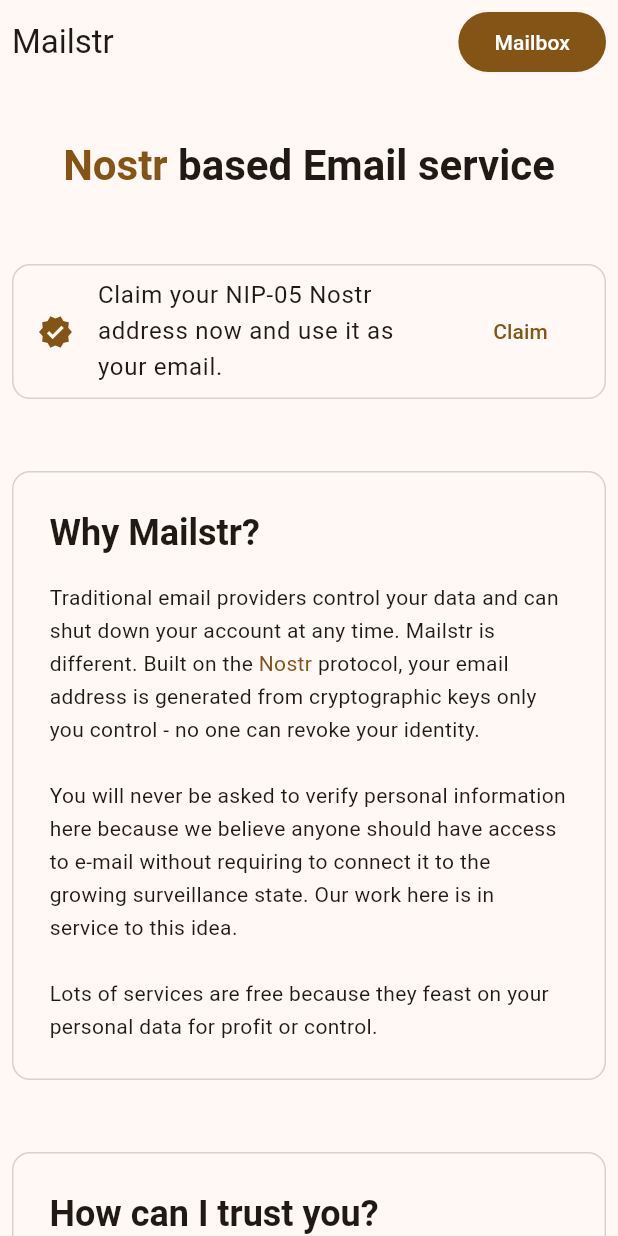
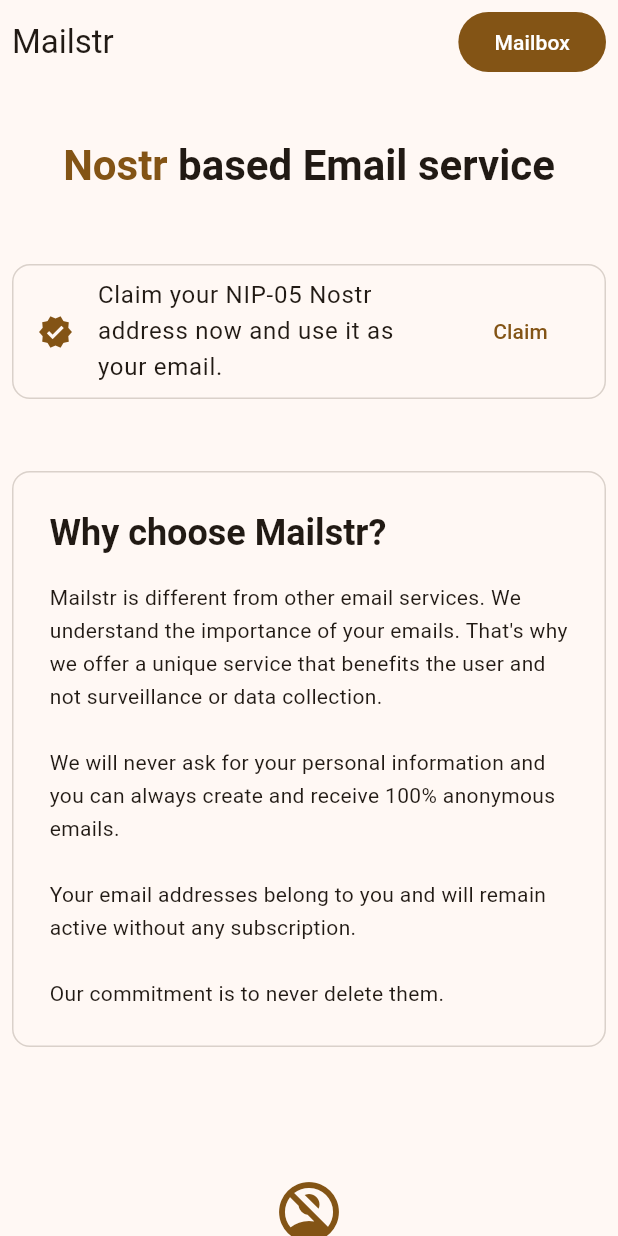
Before and after one commit to nogringo/mailstr, a Flutter app: the screen it shows after launch, on a phone screen of 412 x 824 dp. Run offline on Flutter 3.47's test engine with Material 3 defaults, Android fonts, the phone set to English and light mode, and no system bars; drawn by our look-alikes of toastification; our stand-ins replace flutter_svg, get, get_storage, google_fonts, sembast, sembast_web; missing offline and left inert: ndk, ndk_ui, nip01, nip19, sembast_cache_manager; statements that could not run were skipped.

Commit message:
new translations

```diff
--- a/lib/l10n/app_localizations.dart
+++ b/lib/l10n/app_localizations.dart
@@ -849,6 +849,84 @@
   /// In en, this message translates to:
   /// **'Transparent and auditable'**
   String get openSourceClientDescription;
+
+  /// Section title for why choose Mailstr
+  ///
+  /// In en, this message translates to:
+  /// **'Why choose {appTitle}?'**
+  String whyChooseMailstr(String appTitle);
+
+  /// Long description about why Mailstr is different
+  ///
+  /// In en, this message translates to:
+  /// **'Mailstr is different from other email services. We understand the importance of your emails. That\'s why we offer a unique service that benefits the user and not surveillance or data collection.\n\nWe will never ask for your personal information and you can always create and receive 100% anonymous emails.\n\nYour email addresses belong to you and will remain active without any subscription.\n\nOur commitment is to never delete them.'**
+  String get whyChooseMailstrDescription;
+
+  /// Error message when payment fails
+  ///
+  /// In en, this message translates to:
+  /// **'Payment failed'**
+  String get paymentFailed;
+
+  /// Header for list of trusted mints
+  ///
+  /// In en, this message translates to:
+  /// **'\n\nTrusted mints:\n'**
+  String get trustedMints;
+
+  /// Validation error for empty name field
+  ///
+  /// In en, this message translates to:
+  /// **'Please enter a name'**
+  String get pleaseEnterAName;
+
+  /// Validation error for empty public key field
+  ///
+  /// In en, this message translates to:
+  /// **'Please enter a public key'**
+  String get pleaseEnterAPublicKey;
+
+  /// Validation error for invalid name format
+  ///
+  /// In en, this message translates to:
+  /// **'Name can only contain letters, numbers, hyphens and underscores'**
+  String get nameCanOnlyContain;
+
+  /// Error when npub format is invalid
+  ///
+  /// In en, this message translates to:
+  /// **'Invalid npub format'**
+  String get invalidNpubFormat;
+
+  /// Error for invalid public key format
+  ///
+  /// In en, this message translates to:
+  /// **'Invalid public key format (use hex or npub)'**
+  String get invalidPublicKeyFormat;
+
+  /// Success message when NIP-05 is registered
+  ///
+  /// In en, this message translates to:
+  /// **'NIP-05 registered successfully!'**
+  String get nip05RegisteredSuccessfully;
+
+  /// Generic registration failure message
+  ///
+  /// In en, this message translates to:
+  /// **'Registration failed'**
+  String get registrationFailed;
+
+  /// Error when name is already taken
+  ///
+  /// In en, this message translates to:
+  /// **'Name already taken for this domain'**
+  String get nameAlreadyTaken;
+
+  /// Error message for network issues
+  ///
+  /// In en, this message translates to:
+  /// **'Network error: Please check your connection'**
+  String get networkError;
 }
 
 class _AppLocalizationsDelegate
--- a/lib/screens/home/home_screen.dart
+++ b/lib/screens/home/home_screen.dart
@@ -168,9 +168,7 @@
                     Icons.verified,
                     color: Theme.of(context).colorScheme.primary,
                   ),
-                  title: Text(
-                    AppLocalizations.of(context)!.claimYourNip05,
-                  ),
+                  title: Text(AppLocalizations.of(context)!.claimYourNip05),
                   trailing: TextButton(
                     onPressed: () {
                       Get.toNamed(AppRoutes.nip05);
@@ -179,45 +177,45 @@
                   ),
                 ),
               ),
-              SizedBox(height: 48),
+              // SizedBox(height: 48),
 
-              // Why It's Better Section
-              Container(
-                padding: EdgeInsets.all(24),
-                decoration: BoxDecoration(
-                  color: Theme.of(context).colorScheme.surface,
-                  borderRadius: BorderRadius.circular(12),
-                  border: Border.all(
-                    color: Theme.of(
-                      context,
-                    ).colorScheme.outline.withValues(alpha: 0.3),
-                  ),
-                ),
-                child: Column(
-                  crossAxisAlignment: CrossAxisAlignment.start,
-                  children: [
-                    Text(
-                      AppLocalizations.of(context)!.whyAppTitle(appTitle),
-                      style: Theme.of(context).textTheme.headlineSmall
-                          ?.copyWith(fontWeight: FontWeight.bold),
-                    ),
-                    SizedBox(height: 16),
-                    RichText(
-                      text: TextSpan(
-                        style: Theme.of(
-                          context,
-                        ).textTheme.bodyMedium?.copyWith(height: 1.6),
-                        children: _buildTextWithNostrLink(
-                          context,
-                          AppLocalizations.of(
-                            context,
-                          )!.whyAppTitleDescription(appTitle),
-                        ),
-                      ),
-                    ),
-                  ],
-                ),
-              ),
+              // // Why It's Better Section
+              // Container(
+              //   padding: EdgeInsets.all(24),
+              //   decoration: BoxDecoration(
+              //     color: Theme.of(context).colorScheme.surface,
+              //     borderRadius: BorderRadius.circular(12),
+              //     border: Border.all(
+              //       color: Theme.of(
+              //         context,
+              //       ).colorScheme.outline.withValues(alpha: 0.3),
+              //     ),
+              //   ),
+              //   child: Column(
+              //     crossAxisAlignment: CrossAxisAlignment.start,
+              //     children: [
+              //       Text(
+              //         AppLocalizations.of(context)!.whyAppTitle(appTitle),
+              //         style: Theme.of(context).textTheme.headlineSmall
+              //             ?.copyWith(fontWeight: FontWeight.bold),
+              //       ),
+              //       SizedBox(height: 16),
+              //       RichText(
+              //         text: TextSpan(
+              //           style: Theme.of(
+              //             context,
+              //           ).textTheme.bodyMedium?.copyWith(height: 1.6),
+              //           children: _buildTextWithNostrLink(
+              //             context,
+              //             AppLocalizations.of(
+              //               context,
+              //             )!.whyAppTitleDescription(appTitle),
+              //           ),
+              //         ),
+              //       ),
+              //     ],
+              //   ),
+              // ),
               SizedBox(height: 48),
               Container(
                 padding: EdgeInsets.all(24),
@@ -234,13 +232,13 @@
                   crossAxisAlignment: CrossAxisAlignment.start,
                   children: [
                     Text(
-                      AppLocalizations.of(context)!.howCanITrustYou,
+                      AppLocalizations.of(context)!.whyChooseMailstr(appTitle),
                       style: Theme.of(context).textTheme.headlineSmall
                           ?.copyWith(fontWeight: FontWeight.bold),
                     ),
                     SizedBox(height: 16),
                     Text(
-                      AppLocalizations.of(context)!.trustDescription(appTitle),
+                      AppLocalizations.of(context)!.whyChooseMailstrDescription,
                       style: Theme.of(
                         context,
                       ).textTheme.bodyMedium?.copyWith(height: 1.6),
@@ -436,7 +434,6 @@
     );
   }
 
-
   List<TextSpan> _buildTextWithNostrLink(BuildContext context, String text) {
     final spans = <TextSpan>[];
     final nostrRegExp = RegExp(r'Nostr', caseSensitive: false);
@@ -580,16 +577,17 @@
                     SizedBox(height: 16),
                     Text(
                       feature.title,
-                      style: Theme.of(context).textTheme.headlineSmall?.copyWith(
-                        fontWeight: FontWeight.bold,
-                      ),
+                      style: Theme.of(context).textTheme.headlineSmall
+                          ?.copyWith(fontWeight: FontWeight.bold),
                       textAlign: TextAlign.center,
                     ),
                     SizedBox(height: 8),
                     Text(
                       feature.description,
                       style: Theme.of(context).textTheme.bodyMedium?.copyWith(
-                        color: Theme.of(context).colorScheme.onSurface.withValues(alpha: 0.7),
+                        color: Theme.of(
+                          context,
+                        ).colorScheme.onSurface.withValues(alpha: 0.7),
                       ),
                       textAlign: TextAlign.center,
                     ),
@@ -601,34 +599,34 @@
         ),
         SizedBox(height: 16),
         // Page indicators
-        Row(
-          mainAxisAlignment: MainAxisAlignment.center,
-          children: features.asMap().entries.map((entry) {
-            return GestureDetector(
-              onTap: () {
-                setState(() {
-                  _currentPage = entry.key;
-                });
-                _pageController.animateToPage(
-                  entry.key,
-                  duration: Duration(milliseconds: 300),
-                  curve: Curves.easeInOut,
-                );
-              },
-              child: Container(
-                width: 8,
-                height: 8,
-                margin: EdgeInsets.symmetric(horizontal: 4),
-                decoration: BoxDecoration(
-                  shape: BoxShape.circle,
-                  color: _currentPage == entry.key
-                      ? Theme.of(context).colorScheme.primary
-                      : Theme.of(context).colorScheme.onSurface.withValues(alpha: 0.3),
-                ),
-              ),
-            );
-          }).toList(),
-        ),
+        // Row(
+        //   mainAxisAlignment: MainAxisAlignment.center,
+        //   children: features.asMap().entries.map((entry) {
+        //     return GestureDetector(
+        //       onTap: () {
+        //         setState(() {
+        //           _currentPage = entry.key;
+        //         });
+        //         _pageController.animateToPage(
+        //           entry.key,
+        //           duration: Duration(milliseconds: 300),
+        //           curve: Curves.easeInOut,
+        //         );
+        //       },
+        //       child: Container(
+        //         width: 8,
+        //         height: 8,
+        //         margin: EdgeInsets.symmetric(horizontal: 4),
+        //         decoration: BoxDecoration(
+        //           shape: BoxShape.circle,
+        //           color: _currentPage == entry.key
+        //               ? Theme.of(context).colorScheme.primary
+        //               : Theme.of(context).colorScheme.onSurface.withValues(alpha: 0.3),
+        //         ),
+        //       ),
+        //     );
+        //   }).toList(),
+        // ),
       ],
     );
   }
--- a/lib/screens/pay/pay_controller.dart
+++ b/lib/screens/pay/pay_controller.dart
@@ -183,11 +183,11 @@
         );
       } else {
         final error = jsonDecode(response.body);
-        String errorMessage = error['error'] ?? 'Payment failed';
+        String errorMessage = error['error'] ?? AppLocalizations.of(Get.context!)!.paymentFailed;
 
         // Show trusted mints if that's the error
         if (error['trustedMints'] != null) {
-          errorMessage += '\n\nTrusted mints:\n${(error['trustedMints'] as List).join('\n')}';
+          errorMessage += '${AppLocalizations.of(Get.context!)!.trustedMints}${(error['trustedMints'] as List).join('\n')}';
         }
 
         toastification.show(
```
Also changed, not shown: lib/l10n/app_en.arb (+58 -0 lines), lib/l10n/app_es.arb (+14 -1 lines), lib/l10n/app_fr.arb (+16 -3 lines), lib/l10n/app_localizations_en.dart (+44 -0 lines), lib/l10n/app_localizations_es.dart (+44 -0 lines), lib/l10n/app_localizations_fr.dart (+47 -2 lines), lib/main.dart (+11 -9 lines), lib/screens/nip05/nip05_controller.dart (+11 -10 lines).
